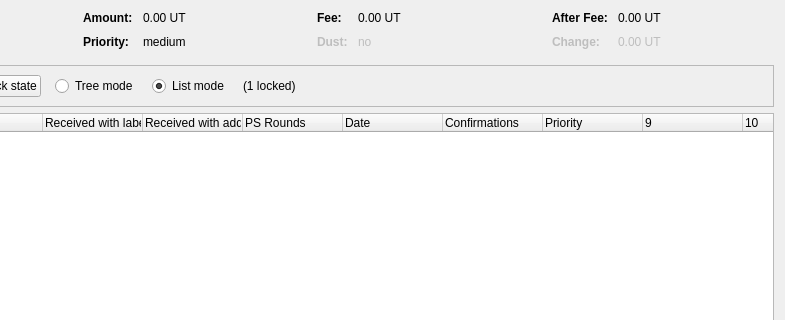
Qt form src/qt/forms/coincontroldialog.ui (UlordChain/UlordChain) before a commit; both pictures show x 169 to 954 and y 0 to 320 of the 954 by 500 pixel window.
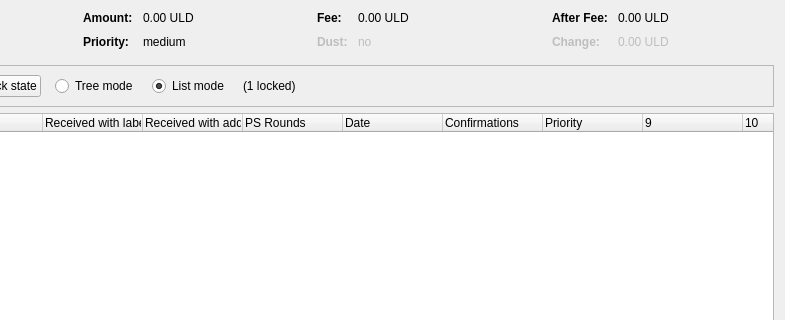
The same form after that commit. Custom widgets are drawn as their Qt base class.

```diff
--- a/src/qt/forms/coincontroldialog.ui
+++ b/src/qt/forms/coincontroldialog.ui
@@ -132,7 +132,7 @@
           <enum>Qt::ActionsContextMenu</enum>
          </property>
          <property name="text">
-          <string notr="true">0.00 UT</string>
+          <string notr="true">0.00 ULD</string>
          </property>
          <property name="textInteractionFlags">
           <set>Qt::LinksAccessibleByMouse|Qt::TextSelectableByKeyboard|Qt::TextSelectableByMouse</set>
@@ -206,7 +206,7 @@
           <enum>Qt::ActionsContextMenu</enum>
          </property>
          <property name="text">
-          <string notr="true">0.00 UT</string>
+          <string notr="true">0.00 ULD</string>
          </property>
          <property name="textInteractionFlags">
           <set>Qt::LinksAccessibleByMouse|Qt::TextSelectableByKeyboard|Qt::TextSelectableByMouse</set>
@@ -286,7 +286,7 @@
           <enum>Qt::ActionsContextMenu</enum>
          </property>
          <property name="text">
-          <string notr="true">0.00 UT</string>
+          <string notr="true">0.00 ULD</string>
          </property>
          <property name="textInteractionFlags">
           <set>Qt::LinksAccessibleByMouse|Qt::TextSelectableByKeyboard|Qt::TextSelectableByMouse</set>
@@ -321,7 +321,7 @@
           <enum>Qt::ActionsContextMenu</enum>
          </property>
          <property name="text">
-          <string notr="true">0.00 UT</string>
+          <string notr="true">0.00 ULD</string>
          </property>
          <property name="textInteractionFlags">
           <set>Qt::LinksAccessibleByMouse|Qt::TextSelectableByKeyboard|Qt::TextSelectableByMouse</set>
```
